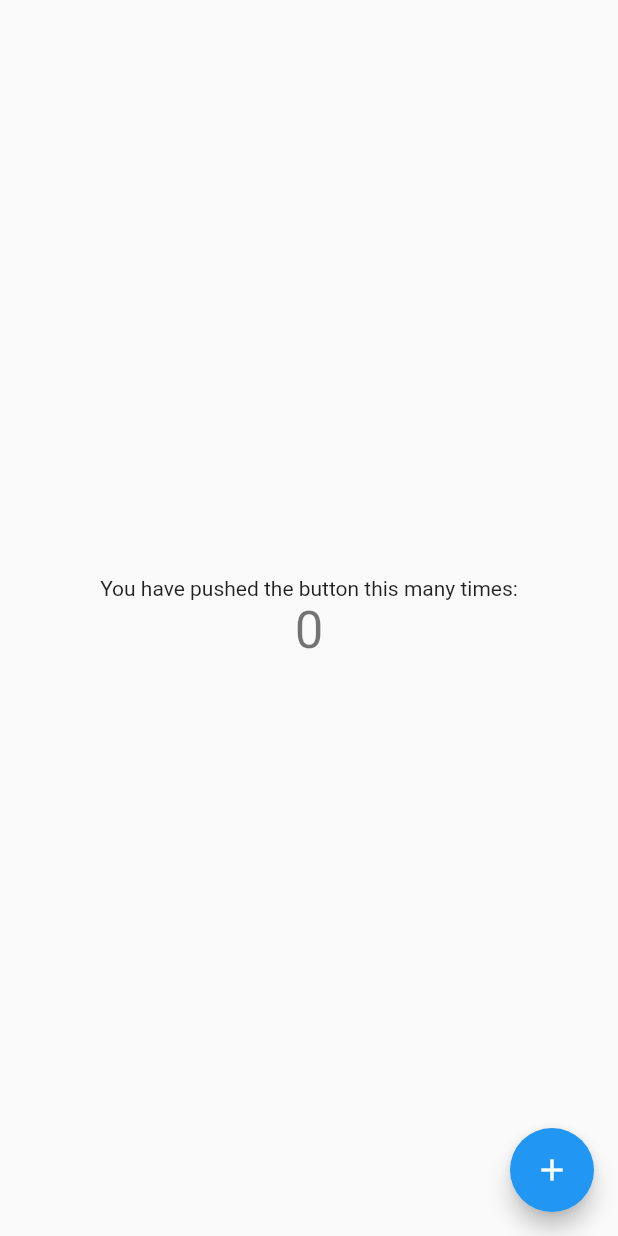
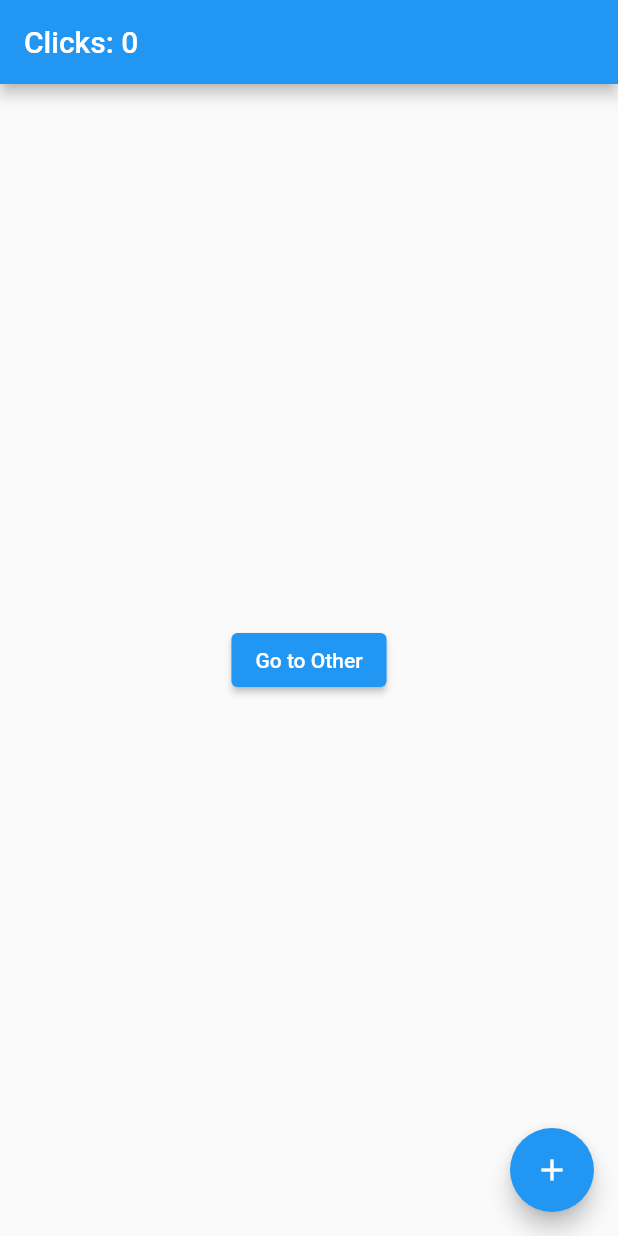
Before and after one commit to roy989898/Dayday3000flutterClient, a Flutter app: the screen it shows after launch, on a phone screen of 412 x 824 dp. Run offline on Flutter 3.47's test engine with Material 2 defaults, Android fonts, the phone set to English and light mode, and no system bars; our stand-ins replace get.

Commit message:
use get x

```diff
--- a/lib/main.dart
+++ b/lib/main.dart
@@ -5,65 +5,51 @@ void main() {
   runApp(MyApp());
 }
 
+class Controller extends GetxController {
+  var count = 0.obs;
+
+  increment() => count++;
+}
+
+class Home extends StatelessWidget {
+  @override
+  Widget build(context) {
+    // Instantiate your class using Get.put() to make it available for all "child" routes there.
+    final Controller c = Get.put(Controller());
+
+    return Scaffold(
+        // Use Obx(()=> to update Text() whenever count is changed.
+        appBar: AppBar(title: Obx(() => Text("Clicks: ${c.count}"))),
+
+        // Replace the 8 lines Navigator.push by a simple Get.to(). You don't need context
+        body: Center(
+            child: ElevatedButton(
+                child: Text("Go to Other"), onPressed: () => Get.to(Other()))),
+        floatingActionButton: FloatingActionButton(
+            child: Icon(Icons.add), onPressed: c.increment));
+  }
+}
+
+class Other extends StatelessWidget {
+  // You can ask Get to find a Controller that is being used by another page and redirect you to it.
+  final Controller c = Get.find();
+
+  @override
+  Widget build(context) {
+    // Access the updated count variable
+    return Scaffold(body: Center(child: Text("${c.count}")));
+  }
+}
+
 class MyApp extends StatelessWidget {
   // This widget is the root of your application.
   @override
   Widget build(BuildContext context) {
-    return MaterialApp(
-      title: 'Flutter Demo',
-      theme: ThemeData(
-        primarySwatch: Colors.blue,
-      ),
-      home: MyHomePage(title: 'Flutter Demo Home Page'),
-    );
+    return GetMaterialApp(
+        title: 'Flutter Demo',
+        theme: ThemeData(
+          primarySwatch: Colors.blue,
+        ),
+        home: Home());
   }
 }
-
-class MyHomePage extends StatefulWidget {
-  MyHomePage({Key? key, required this.title}) : super(key: key);
-
-  final String title;
-
-  @override
-  _MyHomePageState createState() => _MyHomePageState();
-}
-
-class _MyHomePageState extends State<MyHomePage> {
-  int _counter = 0;
-
-  void _incrementCounter() {
-    setState(() {
-      _counter++;
-    });
-  }
-
-  @override
-  Widget build(BuildContext context) {
-    return Scaffold(
-      /*     appBar: AppBar(
-        title: Text(widget.title),
-      ),*/
-      body: SafeArea(
-        child: Center(
-          child: Column(
-            mainAxisAlignment: MainAxisAlignment.center,
-            children: <Widget>[
-              Text(
-                'You have pushed the button this many times:',
-              ),
-              Text(
-                '$_counter',
-                style: Theme.of(context).textTheme.headline4,
-              ),
-            ],
-          ),
-        ),
-      ),
-      floatingActionButton: FloatingActionButton(
-        onPressed: _incrementCounter,
-        tooltip: 'Increment',
-        child: Icon(Icons.add),
-      ), // This trailing comma makes auto-formatting nicer for build methods.
-    );
-  }
-}
```
